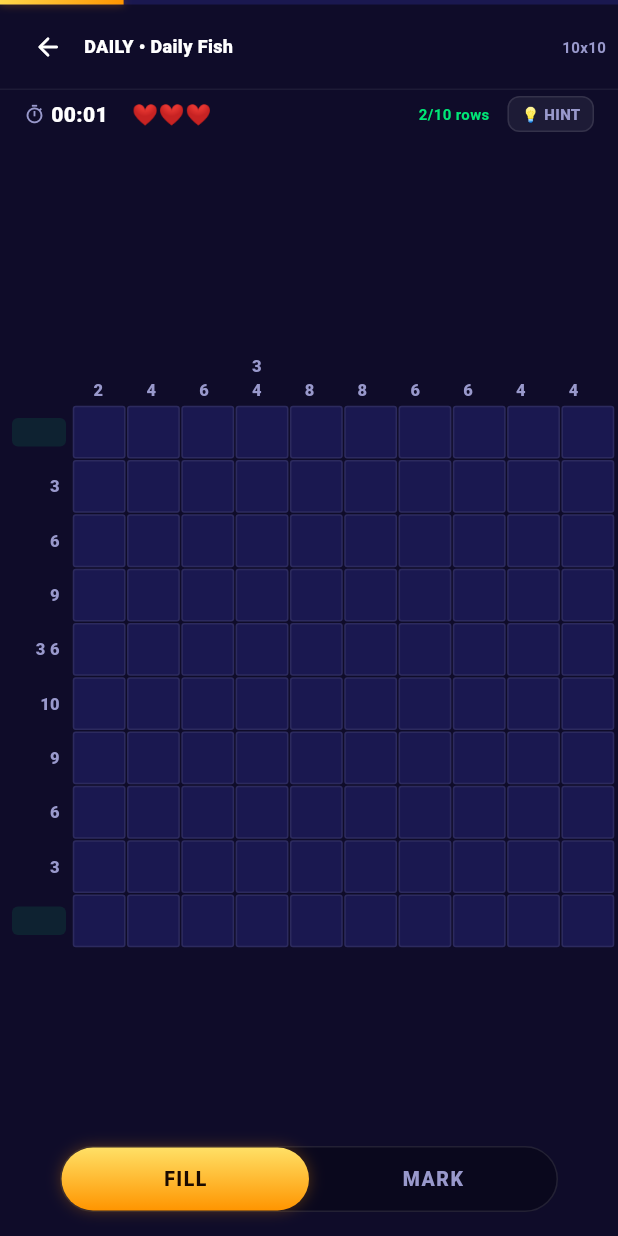
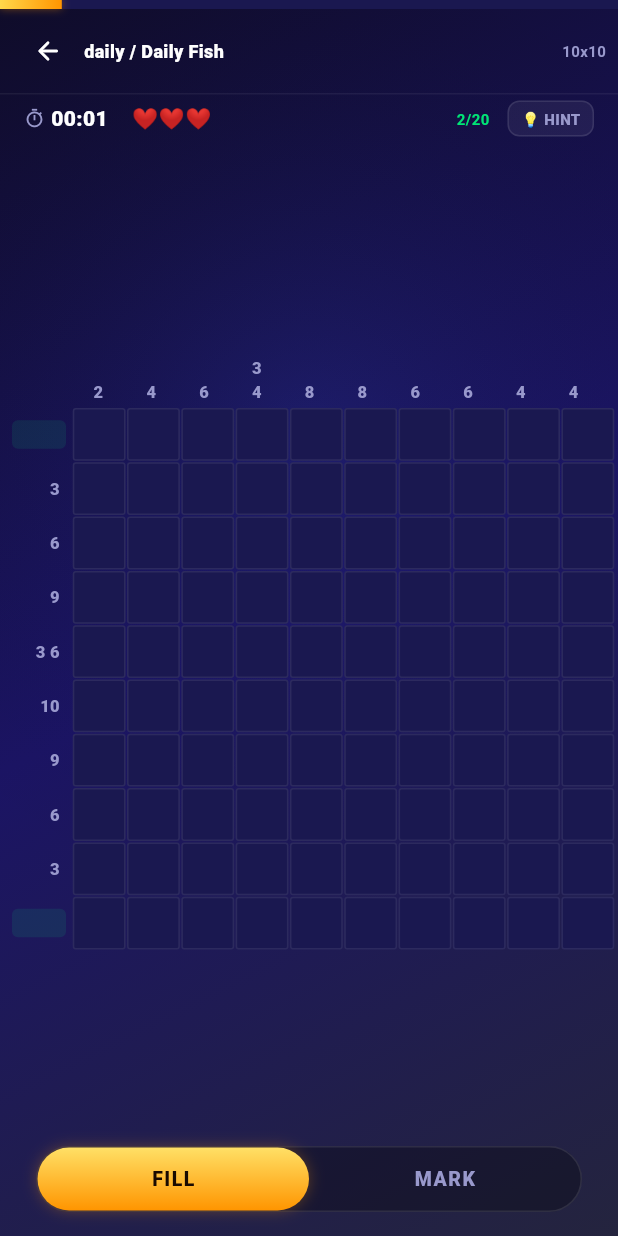
Before and after one commit to tungichimedev/pixel-logic, a Flutter app: the screen it shows after launch, after a tap on "Skip", after a tap on "DAILY CHALLENGE", on a phone screen of 412 x 824 dp. Run offline on Flutter 3.47's test engine with Material 3 defaults, Android fonts, the phone set to English and light mode, and no system bars; our stand-ins replace flutter_riverpod, go_router, google_fonts, shared_preferences; Roboto replaces fonts that are missing (Nunito).

Commit message:
Art direction polish — gradient backgrounds, pixel font, UI fixes
Critical fixes:
- Add gradient background + blue radial glow to ALL screens
  (GradientBackground widget wrapping every Scaffold body)
- Fill tutorial empty space with step-specific visual hint cards
- Fix Skip button: GestureDetector → TextButton with proper contrast

Major fixes:
- Add Press Start 2P pixel font via google_fonts for all screen titles
  (HOW TO PLAY, PIXEL LOGIC, GALLERY, SETTINGS, PUZZLE SOLVED, NEXT PUZZLE)
- Increase grid cell size clamp from 28-48 to 32-52 for better touch targets
- Progress bar 3px → 6px for visibility
- HUD now counts rows + columns (was rows only): "X/Y" format
- Pack Select tile fonts 9px → 11px, 8px → 10px, aspect ratio 0.85 → 0.75
- Home daily banner subtitle 9px → 11px

Minor fixes:
- Surface color lightened (#1a1850 → #1F1D5C) for better layer separation
- Border colors raised: subtle 8%→13%, medium 12%→20%
- Mode toggle margin 40px → 24px (better on wide/narrow screens)
- Fix Switch.adaptive height clipping (removed SizedBox wrapper)
- Pro banner price → "PRO" placeholder (was hardcoded $4.99/mo)
- Gallery empty state: add "START YOUR FIRST PUZZLE →" CTA
- Game screen: use pack display name instead of packId
- Fix hardcoded Color(0xFF0F0C29) → AppColors.background in overlays
- Tutorial inactive dots alpha 0.3 → 0.5

Co-Authored-By: Claude Opus 4.6 (1M context) <noreply@anthropic.com>

```diff
--- a/lib/screens/gallery_screen.dart
+++ b/lib/screens/gallery_screen.dart
@@ -28,19 +28,15 @@ class GalleryScreen extends ConsumerWidget {
 
     return Scaffold(
       backgroundColor: AppColors.background,
-      body: SafeArea(
+      body: GradientBackground(
+        child: SafeArea(
         child: Column(
           children: [
-            const Padding(
-              padding: EdgeInsets.symmetric(vertical: 16),
+            Padding(
+              padding: const EdgeInsets.symmetric(vertical: 16),
               child: Text(
                 'GALLERY',
-                style: TextStyle(
-                  color: AppColors.primary,
-                  fontSize: 18,
-                  fontWeight: FontWeight.w900,
-                  letterSpacing: 2,
-                ),
+                style: AppFonts.pixel(fontSize: 12, color: AppColors.primary, letterSpacing: 2),
               ),
             ),
             // Summary
@@ -70,20 +66,32 @@ class GalleryScreen extends ConsumerWidget {
             // Gallery grid
             Expanded(
               child: completedPuzzles.isEmpty
-                  ? const Center(
+                  ? Center(
                       child: Column(
                         mainAxisSize: MainAxisSize.min,
                         children: [
-                          Icon(Icons.collections_rounded, size: 48, color: AppColors.textMuted),
-                          SizedBox(height: 8),
-                          Text(
+                          const Icon(Icons.collections_rounded, size: 48, color: AppColors.textMuted),
+                          const SizedBox(height: 8),
+                          const Text(
                             'No puzzles completed yet',
                             style: TextStyle(color: AppColors.textMuted, fontSize: 14, fontWeight: FontWeight.w700),
                           ),
-                          SizedBox(height: 4),
-                          Text(
+                          const SizedBox(height: 4),
+                          const Text(
                             'Solve puzzles to build your collection!',
                             style: TextStyle(color: AppColors.textMuted, fontSize: 10, fontWeight: FontWeight.w600),
+                          ),
+                          const SizedBox(height: 16),
+                          TextButton(
+                            onPressed: () {},
+                            child: const Text(
+                              'START YOUR FIRST PUZZLE \u2192',
+                              style: TextStyle(
+                                color: AppColors.primary,
+                                fontSize: 12,
+                                fontWeight: FontWeight.w900,
+                              ),
+                            ),
                           ),
                         ],
                       ),
@@ -105,6 +113,7 @@ class GalleryScreen extends ConsumerWidget {
             ),
           ],
         ),
+      ),
       ),
     );
   }
--- a/lib/screens/game_screen.dart
+++ b/lib/screens/game_screen.dart
@@ -69,11 +69,7 @@ class _GameScreenState extends ConsumerState<GameScreen> {
   }
 
   double _completionProgress(NonogramState state) {
-    int satisfiedRows = 0;
-    for (int r = 0; r < state.puzzle.gridSize; r++) {
-      if (state.isRowSatisfied(r)) satisfiedRows++;
-    }
-    return satisfiedRows / state.puzzle.gridSize;
+    return _totalSatisfied(state) / (state.puzzle.gridSize * 2);
   }
 
   @override
@@ -128,8 +124,9 @@ class _GameScreenState extends ConsumerState<GameScreen> {
     });
 
     return Scaffold(
-      backgroundColor: const Color(0xFF0F0C29),
-      body: SafeArea(
+      backgroundColor: AppColors.background,
+      body: GradientBackground(
+        child: SafeArea(
         child: Stack(
           children: [
             Column(
@@ -179,13 +176,14 @@ class _GameScreenState extends ConsumerState<GameScreen> {
           ],
         ),
       ),
+      ),
     );
   }
 
   Widget _buildProgressBar(NonogramState state) {
     final progress = _completionProgress(state);
     return Container(
-      height: 3,
+      height: 6,
       decoration: const BoxDecoration(
         color: Color(0xFF1a1850),
       ),
@@ -226,7 +224,7 @@ class _GameScreenState extends ConsumerState<GameScreen> {
             constraints: const BoxConstraints(minWidth: 36, minHeight: 36),
           ),
           Text(
-            '${state.puzzle.packId.toUpperCase()} \u2022 ${state.puzzle.title}',
+            '${PuzzleRegistry.findPackById(state.puzzle.packId)?.name ?? state.puzzle.packId} / ${state.puzzle.title}',
             style: const TextStyle(
               color: Colors.white,
               fontSize: 12,
@@ -278,9 +276,9 @@ class _GameScreenState extends ConsumerState<GameScreen> {
             ),
           ),
           const Spacer(),
-          // Rows completed
+          // Satisfied constraints
           Text(
-            '${_satisfiedRowCount(state)}/${state.puzzle.gridSize} rows',
+            '${_totalSatisfied(state)}/${state.puzzle.gridSize * 2}',
             style: const TextStyle(
               color: Color(0xFF00E676),
               fontSize: 10,
@@ -325,17 +323,20 @@ class _GameScreenState extends ConsumerState<GameScreen> {
     );
   }
 
-  int _satisfiedRowCount(NonogramState state) {
+  int _totalSatisfied(NonogramState state) {
     int count = 0;
     for (int r = 0; r < state.puzzle.gridSize; r++) {
       if (state.isRowSatisfied(r)) count++;
+    }
+    for (int c = 0; c < state.puzzle.gridSize; c++) {
+      if (state.isColSatisfied(c)) count++;
     }
     return count;
   }
 
   Widget _buildModeToggle(NonogramState state, GameController controller) {
     return Container(
-      margin: const EdgeInsets.symmetric(horizontal: 40),
+      margin: const EdgeInsets.symmetric(horizontal: 24),
       height: 44,
       decoration: BoxDecoration(
         color: Colors.black.withValues(alpha: 0.3),
@@ -396,7 +397,7 @@ class _GameScreenState extends ConsumerState<GameScreen> {
 
   Widget _buildZeroLivesOverlay(GameController controller) {
     return Container(
-      color: const Color(0xFF0F0C29).withValues(alpha: 0.85),
+      color: AppColors.background.withValues(alpha: 0.85),
       child: Center(
         child: Container(
           margin: const EdgeInsets.symmetric(horizontal: 40),
@@ -517,8 +518,11 @@ class _GameScreenState extends ConsumerState<GameScreen> {
     final score = _calculateScore(state);
     final stars = _calculateStars(state);
 
-    return Container(
-      color: const Color(0xFF0F0C29).withValues(alpha: 0.85),
+    return AnimatedOpacity(
+      opacity: 1.0,
+      duration: const Duration(milliseconds: 300),
+      child: Container(
+      color: AppColors.background.withValues(alpha: 0.85),
       child: Center(
         child: Container(
           margin: const EdgeInsets.symmetric(horizontal: 32),
@@ -544,10 +548,11 @@ class _GameScreenState extends ConsumerState<GameScreen> {
               // Title
               Text(
                 'PUZZLE SOLVED!',
-                style: TextStyle(
-                  fontSize: 18,
-                  fontWeight: FontWeight.w900,
+                style: AppFonts.pixel(
+                  fontSize: 12,
                   color: const Color(0xFF00E676),
+                  letterSpacing: 1,
+                ).copyWith(
                   shadows: [
                     Shadow(
                       color: const Color(0xFF00E676).withValues(alpha: 0.6),
@@ -638,20 +643,19 @@ class _GameScreenState extends ConsumerState<GameScreen> {
                     ],
                   ),
                   alignment: Alignment.center,
-                  child: const Row(
+                  child: Row(
                     mainAxisAlignment: MainAxisAlignment.center,
                     children: [
                       Text(
                         'NEXT PUZZLE',
-                        style: TextStyle(
-                          fontSize: 14,
-                          fontWeight: FontWeight.w900,
-                          color: Color(0xFF1a0a00),
+                        style: AppFonts.pixel(
+                          fontSize: 9,
+                          color: const Color(0xFF1a0a00),
                           letterSpacing: 2,
                         ),
                       ),
-                      SizedBox(width: 8),
-                      Icon(Icons.arrow_forward_rounded,
+                      const SizedBox(width: 8),
+                      const Icon(Icons.arrow_forward_rounded,
                           size: 18, color: Color(0xFF1a0a00)),
                     ],
                   ),
@@ -660,6 +664,7 @@ class _GameScreenState extends ConsumerState<GameScreen> {
             ],
           ),
         ),
+      ),
       ),
     );
   }
--- a/lib/screens/home_screen.dart
+++ b/lib/screens/home_screen.dart
@@ -15,7 +15,8 @@ class HomeScreen extends ConsumerWidget {
 
     return Scaffold(
       backgroundColor: AppColors.background,
-      body: SafeArea(
+      body: GradientBackground(
+        child: SafeArea(
         child: Column(
           children: [
             const SizedBox(height: 24),
@@ -24,24 +25,14 @@ class HomeScreen extends ConsumerWidget {
               shaderCallback: (bounds) => const LinearGradient(
                 colors: [Color(0xFFFFE88A), Color(0xFFFFD84B), Color(0xFFFF9500)],
               ).createShader(bounds),
-              child: const Text(
+              child: Text(
                 'PIXEL LOGIC',
-                style: TextStyle(
-                  fontSize: 28,
-                  fontWeight: FontWeight.w900,
-                  color: Colors.white,
-                  letterSpacing: 3,
-                ),
+                style: AppFonts.pixel(fontSize: 18, color: Colors.white, letterSpacing: 2),
               ),
             ),
-            const Text(
+            Text(
               'NONOGRAM PUZZLES',
-              style: TextStyle(
-                color: AppColors.textSecondary,
-                fontSize: 10,
-                fontWeight: FontWeight.w700,
-                letterSpacing: 4,
-              ),
+              style: AppFonts.pixel(fontSize: 6, color: AppColors.textSecondary, letterSpacing: 3),
             ),
             const SizedBox(height: 8),
             // Mini heart decoration
@@ -82,6 +73,7 @@ class HomeScreen extends ConsumerWidget {
             ),
           ],
         ),
+      ),
       ),
     );
   }
@@ -148,7 +140,7 @@ class HomeScreen extends ConsumerWidget {
                         : '${daily.puzzle.gridSize}x${daily.puzzle.gridSize} \u2022 +100 XP \u2022 +1 Hint',
                     style: const TextStyle(
                       color: AppColors.textSecondary,
-                      fontSize: 9,
+                      fontSize: 11,
                       fontWeight: FontWeight.w700,
                     ),
                   ),
--- a/lib/screens/main_shell.dart
+++ b/lib/screens/main_shell.dart
@@ -44,9 +44,11 @@ class _MainShellState extends State<MainShell> {
   @override
   Widget build(BuildContext context) {
     if (!_loaded) {
-      return const Scaffold(
+      return Scaffold(
         backgroundColor: AppColors.background,
-        body: Center(child: CircularProgressIndicator(color: AppColors.primary)),
+        body: const GradientBackground(
+          child: Center(child: CircularProgressIndicator(color: AppColors.primary)),
+        ),
       );
     }
 
--- a/lib/screens/pack_select_screen.dart
+++ b/lib/screens/pack_select_screen.dart
@@ -28,7 +28,8 @@ class PackSelectScreen extends ConsumerWidget {
 
     return Scaffold(
       backgroundColor: AppColors.background,
-      body: SafeArea(
+      body: GradientBackground(
+        child: SafeArea(
         child: Column(
           children: [
             // Header
@@ -120,7 +121,7 @@ class PackSelectScreen extends ConsumerWidget {
                   crossAxisCount: 3,
                   mainAxisSpacing: 12,
                   crossAxisSpacing: 12,
-                  childAspectRatio: 0.85,
+                  childAspectRatio: 0.75,
                 ),
                 itemCount: pack.puzzles.length,
                 itemBuilder: (context, index) {
@@ -143,6 +144,7 @@ class PackSelectScreen extends ConsumerWidget {
             ),
           ],
         ),
+      ),
       ),
     );
   }
@@ -220,15 +222,16 @@ class PackSelectScreen extends ConsumerWidget {
               title,
               style: TextStyle(
                 color: locked ? AppColors.textMuted : AppColors.textSecondary,
-                fontSize: 9,
+                fontSize: 11,
                 fontWeight: FontWeight.w700,
               ),
+              overflow: TextOverflow.ellipsis,
             ),
             Text(
               '${gridSize}x$gridSize',
               style: TextStyle(
-                color: locked ? AppColors.textMuted : AppColors.textMuted,
-                fontSize: 8,
+                color: locked ? AppColors.textMuted : AppColors.textSecondary,
+                fontSize: 10,
                 fontWeight: FontWeight.w700,
               ),
             ),
--- a/lib/screens/settings_screen.dart
+++ b/lib/screens/settings_screen.dart
@@ -24,20 +24,16 @@ class SettingsScreen extends ConsumerWidget {
 
     return Scaffold(
       backgroundColor: AppColors.background,
-      body: SafeArea(
+      body: GradientBackground(
+        child: SafeArea(
         child: Column(
           children: [
             // Header
-            const Padding(
-              padding: EdgeInsets.symmetric(vertical: 16),
+            Padding(
+              padding: const EdgeInsets.symmetric(vertical: 16),
               child: Text(
                 'SETTINGS',
-                style: TextStyle(
-                  color: AppColors.primary,
-                  fontSize: 18,
-                  fontWeight: FontWeight.w900,
-                  letterSpacing: 2,
-                ),
+                style: AppFonts.pixel(fontSize: 12, color: AppColors.primary, letterSpacing: 2),
               ),
             ),
             Expanded(
@@ -97,6 +93,7 @@ class SettingsScreen extends ConsumerWidget {
           ],
         ),
       ),
+      ),
     );
   }
 
@@ -141,14 +138,11 @@ class SettingsScreen extends ConsumerWidget {
         children: [
           Text(label, style: const TextStyle(color: Colors.white, fontSize: 14, fontWeight: FontWeight.w700)),
           const Spacer(),
-          SizedBox(
-            height: 24,
-            child: Switch.adaptive(
+          Switch.adaptive(
               value: value,
               onChanged: onChanged,
               activeTrackColor: AppColors.satisfied,
             ),
-          ),
         ],
       ),
     );
@@ -250,7 +244,7 @@ class SettingsScreen extends ConsumerWidget {
               gradient: const LinearGradient(colors: AppColors.primaryGradient),
               borderRadius: BorderRadius.circular(16),
             ),
-            child: const Text('\$4.99/mo',
+            child: const Text('PRO',
                 style: TextStyle(color: Color(0xFF1a0a00), fontSize: 11, fontWeight: FontWeight.w900)),
           ),
         ],
--- a/lib/screens/tutorial_screen.dart
+++ b/lib/screens/tutorial_screen.dart
@@ -80,21 +80,17 @@ class _TutorialScreenState extends State<TutorialScreen> {
 
     return Scaffold(
       backgroundColor: AppColors.background,
-      body: SafeArea(
+      body: GradientBackground(
+        child: SafeArea(
         child: Padding(
           padding: const EdgeInsets.symmetric(horizontal: 24),
           child: Column(
             children: [
               const SizedBox(height: 32),
               // Title
-              const Text(
+              Text(
                 'HOW TO PLAY',
-                style: TextStyle(
-                  color: AppColors.primary,
-                  fontSize: 20,
-                  fontWeight: FontWeight.w900,
-                  letterSpacing: 2,
-                ),
+                style: AppFonts.pixel(fontSize: 14, color: AppColors.primary, letterSpacing: 2),
               ),
               const SizedBox(height: 32),
               // Step title
@@ -120,6 +116,9 @@ class _TutorialScreenState extends State<TutorialScreen> {
               const SizedBox(height: 32),
               // Tutorial grid
               _buildTutorialGrid(),
+              const SizedBox(height: 24),
+              // Step-specific visual hint
+              _buildStepVisual(),
               const Spacer(),
               // Progress dots
               Row(
@@ -132,7 +131,7 @@ class _TutorialScreenState extends State<TutorialScreen> {
                     decoration: BoxDecoration(
                       color: i == _step
                           ? AppColors.primary
-                          : AppColors.textMuted.withValues(alpha: 0.3),
+                          : AppColors.textMuted.withValues(alpha: 0.5),
                       borderRadius: BorderRadius.circular(4),
                     ),
                   );
@@ -143,17 +142,17 @@ class _TutorialScreenState extends State<TutorialScreen> {
               Row(
                 children: [
                   // Skip
-                  GestureDetector(
-                    onTap: _completeTutorial,
-                    child: const Padding(
-                      padding: EdgeInsets.all(8),
-                      child: Text(
-                        'Skip',
-                        style: TextStyle(
-                          color: AppColors.textMuted,
-                          fontSize: 13,
-                          fontWeight: FontWeight.w700,
-                        ),
+                  TextButton(
+                    onPressed: _completeTutorial,
+                    style: TextButton.styleFrom(
+                      foregroundColor: AppColors.textSecondary,
+                      padding: const EdgeInsets.symmetric(horizontal: 16, vertical: 8),
+                    ),
+                    child: const Text(
+                      'Skip',
+                      style: TextStyle(
+                        fontSize: 13,
+                        fontWeight: FontWeight.w700,
                       ),
                     ),
                   ),
@@ -199,6 +198,46 @@ class _TutorialScreenState extends State<TutorialScreen> {
             ],
           ),
         ),
+      ),
+      ),
+    );
+  }
+
+  Widget _buildStepVisual() {
+    final visuals = [
+      // Step 0: Read clues
+      (icon: Icons.arrow_upward_rounded, text: 'Look at the numbers above and to the left', color: AppColors.primary),
+      // Step 1: Fill cells
+      (icon: Icons.touch_app_rounded, text: 'Tap the bottom row to fill all 3 cells', color: AppColors.cellFilled),
+      // Step 2: Check satisfaction
+      (icon: Icons.check_circle_outline_rounded, text: 'Green clues mean that row or column is correct', color: AppColors.satisfied),
+      // Step 3: Solve
+      (icon: Icons.emoji_events_rounded, text: 'Fill the left column to complete the puzzle!', color: AppColors.primary),
+    ];
+    final v = visuals[_step];
+    return Container(
+      padding: const EdgeInsets.symmetric(horizontal: 20, vertical: 16),
+      decoration: BoxDecoration(
+        color: v.color.withValues(alpha: 0.08),
+        borderRadius: BorderRadius.circular(16),
+        border: Border.all(color: v.color.withValues(alpha: 0.2)),
+      ),
+      child: Row(
+        children: [
+          Icon(v.icon, color: v.color, size: 28),
+          const SizedBox(width: 12),
+          Expanded(
+            child: Text(
+              v.text,
+              style: TextStyle(
+                color: v.color,
+                fontSize: 12,
+                fontWeight: FontWeight.w700,
+                height: 1.4,
+              ),
+            ),
+          ),
+        ],
       ),
     );
   }
--- a/lib/utils/app_theme.dart
+++ b/lib/utils/app_theme.dart
@@ -1,9 +1,10 @@
 import 'package:flutter/material.dart';
+import 'package:google_fonts/google_fonts.dart';
 
 class AppColors {
   static const background = Color(0xFF0F0C29);
   static const backgroundLight = Color(0xFF1B1464);
-  static const surface = Color(0xFF1a1850);
+  static const surface = Color(0xFF1F1D5C);
   static const surfaceLight = Color(0xFF24243E);
 
   static const primary = Color(0xFFFFD84B);
@@ -22,8 +23,22 @@ class AppColors {
   static const textSecondary = Color(0xFF9999CC);
   static const textMuted = Color(0xFF666699);
 
-  static const borderSubtle = Color(0x14FFFFFF); // 8%
-  static const borderMedium = Color(0x1FFFFFFF); // 12%
+  static const borderSubtle = Color(0x22FFFFFF); // 13%
+  static const borderMedium = Color(0x33FFFFFF); // 20%
+}
+
+class AppFonts {
+  static TextStyle pixel({
+    double fontSize = 12,
+    Color color = AppColors.primary,
+    double letterSpacing = 1,
+  }) {
+    return GoogleFonts.pressStart2p(
+      fontSize: fontSize,
+      color: color,
+      letterSpacing: letterSpacing,
+    );
+  }
 }
 
 class AppGradients {
@@ -44,6 +59,32 @@ class AppGradients {
   );
 }
 
+/// Wraps a child in the app's gradient background with a blue radial glow.
+class GradientBackground extends StatelessWidget {
+  final Widget child;
+  const GradientBackground({super.key, required this.child});
+
+  @override
+  Widget build(BuildContext context) {
+    return DecoratedBox(
+      decoration: const BoxDecoration(gradient: AppGradients.background),
+      child: DecoratedBox(
+        decoration: BoxDecoration(
+          gradient: RadialGradient(
+            center: const Alignment(0, -0.3),
+            radius: 0.8,
+            colors: [
+              const Color(0xFF4466FF).withValues(alpha: 0.12),
+              Colors.transparent,
+            ],
+          ),
+        ),
+        child: child,
+      ),
+    );
+  }
+}
+
 ThemeData appTheme() {
   return ThemeData(
     brightness: Brightness.dark,
--- a/lib/widgets/nonogram_grid_widget.dart
+++ b/lib/widgets/nonogram_grid_widget.dart
@@ -37,7 +37,7 @@ class _NonogramGridWidgetState extends State<NonogramGridWidget> {
     return LayoutBuilder(
       builder: (context, constraints) {
         final availableWidth = constraints.maxWidth - _clueWidth - 8;
-        _cellSize = (availableWidth / gridSize).clamp(28.0, 48.0);
+        _cellSize = (availableWidth / gridSize).clamp(32.0, 52.0);
         final gridPixelSize = _cellSize * gridSize + gridSize; // +gaps
 
         return GestureDetector(
```
